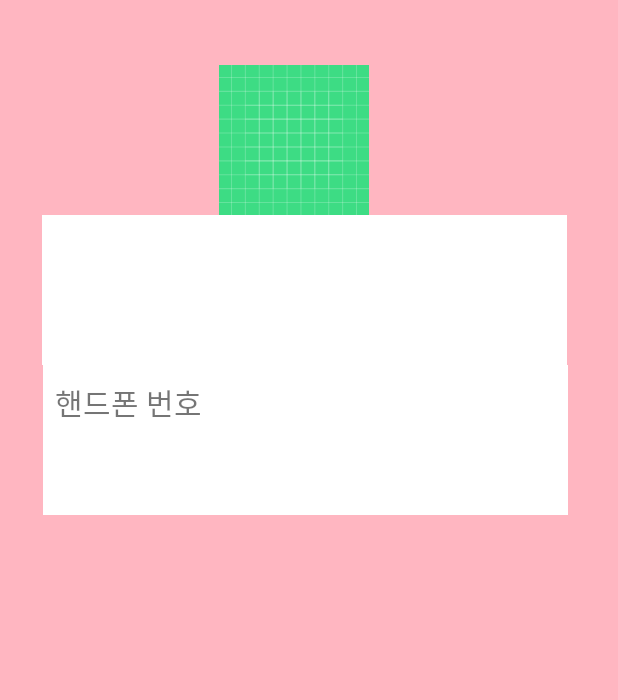
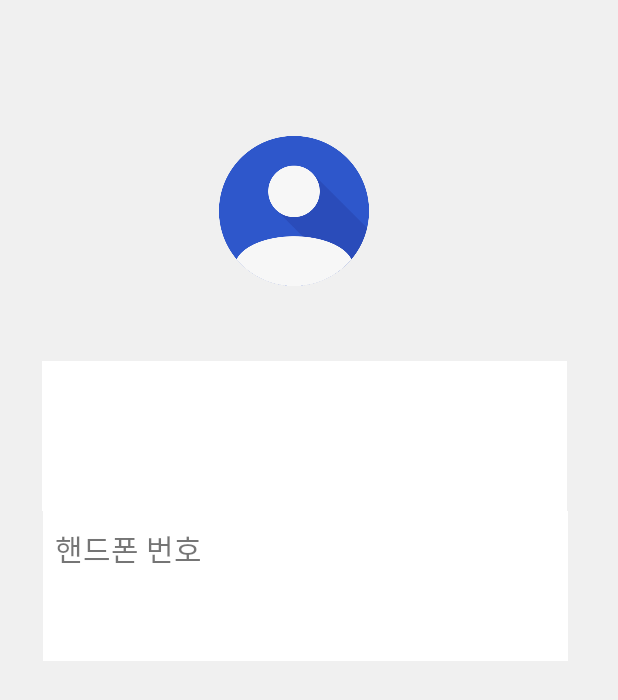
Before and after one commit to wkcho99/molip1, an Android app: the ContactActivity screen opened directly, with no data from a screen before it, on a phone screen of 412 x 824 dp. Shown: the top 700 px of the screen. Run offline under Robolectric (Android 15) with nearby library versions, the light colour scheme and no system bars; 1 statement that could not run was skipped.

Commit message:
tab1 success with image

```diff
--- a/app/src/main/AndroidManifest.xml
+++ b/app/src/main/AndroidManifest.xml
@@ -4,6 +4,8 @@
     <uses-permission android:name="android.permission.READ_CONTACTS"/>
     <uses-permission android:name="android.permission.READ_EXTERNAL_STORAGE"/>
     <uses-permission android:name="android.permission.INTERNET"/>
+    <uses-permission android:name="android.permission.CALL_PHONE" />
+    <uses-permission android:name="android.permission.DIAL_PHONE" />
     <application
         android:allowBackup="true"
         android:icon="@mipmap/ic_launcher"
--- a/app/src/main/java/com/example/week1/ui/main/CallAddress.java
+++ b/app/src/main/java/com/example/week1/ui/main/CallAddress.java
@@ -62,6 +62,7 @@ public class CallAddress extends Fragment {
         return root;
     }
     private void updateData(){
+        int i = 1;
         addrList.clear();
         String [] arrProjection = {
                 ContactsContract.Contacts._ID,
@@ -102,10 +103,11 @@ public class CallAddress extends Fragment {
 
 
                 /* Make ContactInfo and update the array */
-                PhoneBook contactInfo = new PhoneBook(
+                PhoneBook contactInfo = new PhoneBook(Integer.toString(i),
                         clsCursor.getString(clsCursor.getColumnIndex(ContactsContract.Contacts.DISPLAY_NAME)),
                         phone
                 );
+                i++;
                 addrList.add(contactInfo);
             } while (clsCursor.moveToNext());
         }
--- a/app/src/main/java/com/example/week1/ui/main/PhoneBook.java
+++ b/app/src/main/java/com/example/week1/ui/main/PhoneBook.java
@@ -29,7 +29,8 @@ public class PhoneBook{
         this.tel = tel;
     }
 
-    public PhoneBook(String name, String tel) {
+    public PhoneBook(String id, String name, String tel) {
+        this.id = id;
         this.name = name;
         this.tel = tel;
     }
--- a/app/src/main/res/layout/contact_popup.xml
+++ b/app/src/main/res/layout/contact_popup.xml
@@ -10,7 +10,7 @@
     <androidx.constraintlayout.widget.ConstraintLayout
         android:layout_width="fill_parent"
         android:layout_height="fill_parent"
-        android:background="#FFB6C1"
+        android:background="#F0F0F0"
         android:orientation="vertical">
 
         <LinearLayout
@@ -18,6 +18,7 @@
             android:layout_width="350dp"
             android:layout_height="100dp"
             android:background="#FFFFFF"
+            android:layout_marginTop="50dp"
             app:layout_constraintBottom_toTopOf="@id/NUMBER"
             app:layout_constraintHorizontal_bias="0.454"
             app:layout_constraintLeft_toLeftOf="parent"
@@ -69,13 +70,15 @@
                 android:gravity="center"
                 android:textColor="#ff000000"
                 android:textSize="25sp" />
+
         </LinearLayout>
 
         <ImageView
             android:id="@+id/profile"
             android:layout_width="100dp"
             android:layout_height="100dp"
-            android:background="@drawable/ic_launcher_background"
+            android:layout_marginTop="50dp"
+            android:background="@drawable/basic_profile"
             app:layout_constraintBottom_toBottomOf="parent"
             app:layout_constraintHorizontal_bias="0.469"
             app:layout_constraintLeft_toLeftOf="parent"
--- a/app/src/main/res/layout/loading.xml
+++ b/app/src/main/res/layout/loading.xml
@@ -18,7 +18,7 @@
         android:padding="10dp"
         android:layout_width="wrap_content"
         android:layout_height="wrap_content"
-        android:text="영석이의 하루"
+        android:text="조원경X김수민"
         android:textColor="#FFFFFF"
         android:textSize="30dp"/>
 
```
Also changed, not shown: app/src/main/java/com/example/week1/ui/main/CustomAdapter.java (+6 -4 lines), app/src/main/res/drawable/basic_profile.png (added).
